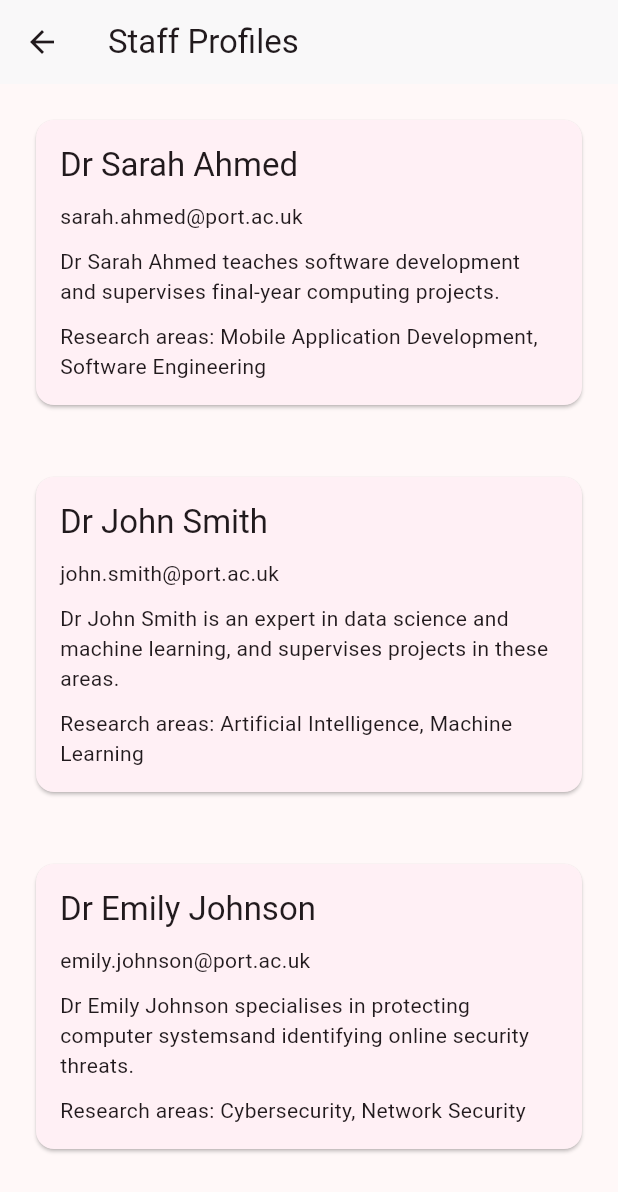
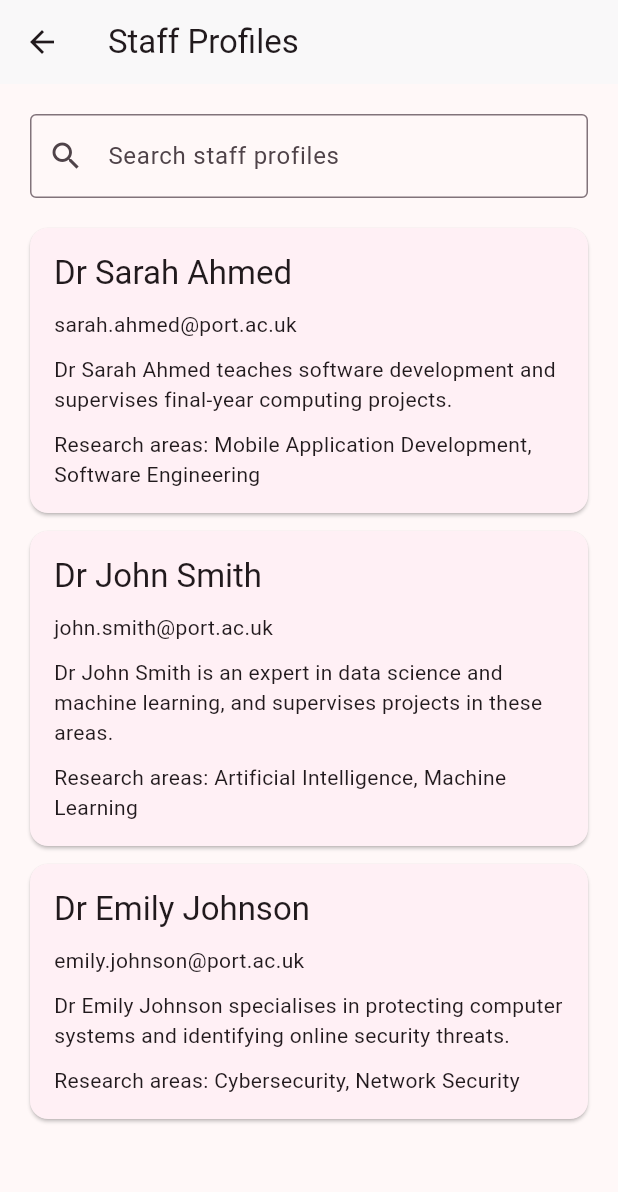
Before and after one commit to jiabhullar/project_supervisor_app, a Flutter app: the StaffProfilesScreen screen opened directly, on a phone screen of 412 x 824 dp. Shown: the top 1192 px of the screen. Run offline on Flutter 3.47's test engine with Material 3 defaults, Android fonts, the phone set to English and light mode, and no system bars.

Commit message:
add staff profile search

```diff
--- a/lib/pages/staff_profiles.dart
+++ b/lib/pages/staff_profiles.dart
@@ -1,12 +1,18 @@
 import 'package:flutter/material.dart';
 import 'package:project_supervisor_app/models/staff_member.dart';
 
-class StaffProfilesScreen extends StatelessWidget {
+class StaffProfilesScreen extends StatefulWidget {
   const StaffProfilesScreen({super.key});
 
   @override
-  Widget build(BuildContext context) {
-     const List<StaffMember> staffMembers = [
+  State<StaffProfilesScreen> createState() =>
+      _StaffProfilesScreenState();
+}
+
+class _StaffProfilesScreenState extends State<StaffProfilesScreen> {
+  String searchText = '';
+
+  final List<StaffMember> staffMembers = const [
     StaffMember(
       id: 'staff1',
       name: 'Dr Sarah Ahmed',
@@ -36,7 +42,7 @@ class StaffProfilesScreen extends StatelessWidget {
       name: 'Dr Emily Johnson',
       email: 'emily.johnson@port.ac.uk',
       biography:
-          'Dr Emily Johnson specialises in protecting computer systems'
+          'Dr Emily Johnson specialises in protecting computer systems '
           'and identifying online security threats.',
       researchAreas: [
         'Cybersecurity',
@@ -45,26 +51,68 @@ class StaffProfilesScreen extends StatelessWidget {
     ),
   ];
 
+  @override
+  Widget build(BuildContext context) {
+    final List<StaffMember> filteredStaffMembers =
+        staffMembers.where((StaffMember staffMember) {
+      final String researchAreas =
+          staffMember.researchAreas.join(' ').toLowerCase();
+
+      return staffMember.name
+              .toLowerCase()
+              .contains(searchText.toLowerCase()) ||
+          researchAreas.contains(searchText.toLowerCase());
+    }).toList();
+
     return Scaffold(
       appBar: AppBar(
         title: const Text('Staff Profiles'),
       ),
-      body: ListView.builder(
-        itemCount: staffMembers.length,
-        itemBuilder: (context, index) {
-          final staffMember = staffMembers[index];
-          return Padding(
+      body: Column(
+        children: [
+          Padding(
             padding: const EdgeInsets.all(20),
-            child: Card(
+            child: TextField(
+              decoration: const InputDecoration(
+                labelText: 'Search staff profiles',
+                prefixIcon: Icon(Icons.search),
+                border: OutlineInputBorder(),
+              ),
+              onChanged: (String value) {
+                setState(() {
+                  searchText = value;
+                });
+              },
+            ),
+          ),
+          Expanded(
+            child: filteredStaffMembers.isEmpty
+                ? const Center(
+                    child: Text('No staff profiles found.'),
+                  )
+                : ListView.builder(
+                    padding:
+                        const EdgeInsets.fromLTRB(20, 0, 20, 20),
+                    itemCount: filteredStaffMembers.length,
+                    itemBuilder:
+                        (BuildContext context, int index) {
+                      final StaffMember staffMember =
+                          filteredStaffMembers[index];
+
+                      return Card(
+                        margin:
+                            const EdgeInsets.only(bottom: 12),
                         child: Padding(
                           padding: const EdgeInsets.all(16),
                           child: Column(
-              mainAxisSize: MainAxisSize.min,
-              crossAxisAlignment: CrossAxisAlignment.start,
+                            crossAxisAlignment:
+                                CrossAxisAlignment.start,
                             children: [
                               Text(
                                 staffMember.name,
-                  style: Theme.of(context).textTheme.titleLarge,
+                                style: Theme.of(context)
+                                    .textTheme
+                                    .titleLarge,
                               ),
                               const SizedBox(height: 10),
                               Text(staffMember.email),
@@ -74,15 +122,16 @@ class StaffProfilesScreen extends StatelessWidget {
                               Text(
                                 'Research areas: '
                                 '${staffMember.researchAreas.join(', ')}',
-                  style: Theme.of(context).textTheme.bodyMedium,
                               ),
                             ],
-                ),
                           ),
                         ),
                       );
                     },
                   ),
+          ),
+        ],
+      ),
     );
   }
 }
```
Lines whose indentation alone changed are shown as unchanged.
